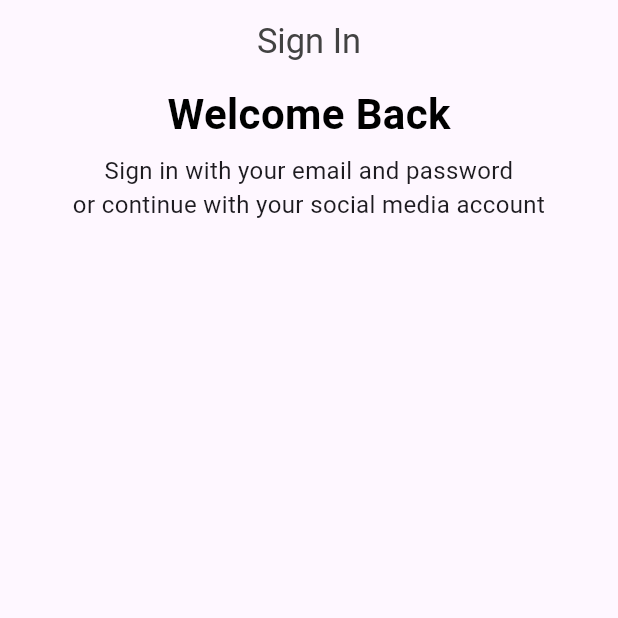
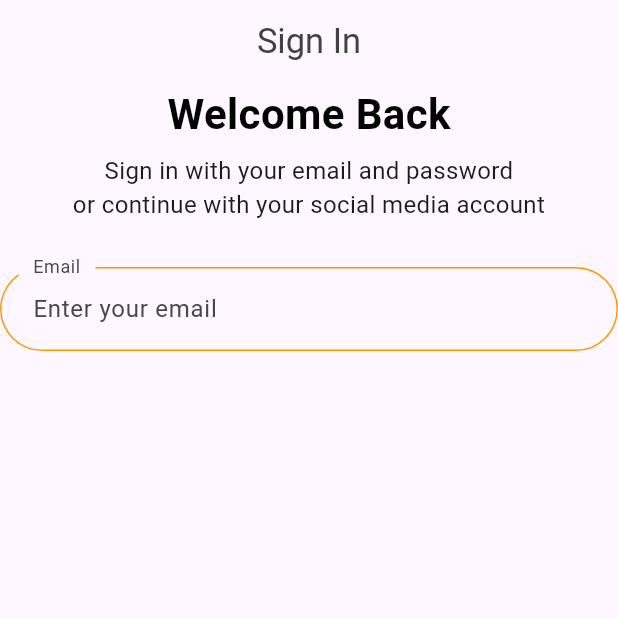
Before and after one commit to Tosin8/ktea, a Flutter app: the screen it shows after launch, on a phone screen of 412 x 824 dp, the top half of it. Run offline on Flutter 3.47's test engine with Material 3 defaults, Android fonts, the phone set to English and light mode, and no system bars; our stand-ins replace animate_do, curved_navigation_bar, firebase_auth, firebase_core, get; accounts and stored records are empty.

Commit message:
Updating Form

```diff
--- a/lib/screens/form/signin/body.dart
+++ b/lib/screens/form/signin/body.dart
@@ -17,6 +17,7 @@ class SignInBody extends StatelessWidget {
             SizedBox(height: 6),
             Text('Sign in with your email and password \nor continue with your social media account',style: TextStyle(fontSize: 16),
             textAlign: TextAlign.center,),
+            SizedBox(height: 30),
             AppForm(),
           ],
 
--- a/lib/screens/form/widget.dart
+++ b/lib/screens/form/widget.dart
@@ -12,7 +12,26 @@ class _AppFormState extends State<AppForm> {
   Widget build(BuildContext context) {
     return Form(
       child: Column(
-        children: [],
+        children: [
+          TextFormField(
+            decoration: InputDecoration(
+              labelText: 'Email',
+              hintText: 'Enter your email',
+              floatingLabelBehavior: FloatingLabelBehavior.always,
+              enabledBorder: OutlineInputBorder(
+                borderRadius: BorderRadius.circular(28),
+                gapPadding: 10,
+                borderSide: BorderSide(color: Colors.orange),
+              ),
+              focusedBorder: OutlineInputBorder(
+
+                borderRadius: BorderRadius.circular(28),
+                borderSide: BorderSide(color: Colors.black),
+                gapPadding: 10,
+              )
+            ),
+          )
+        ],
       ),
     );
   }
```
